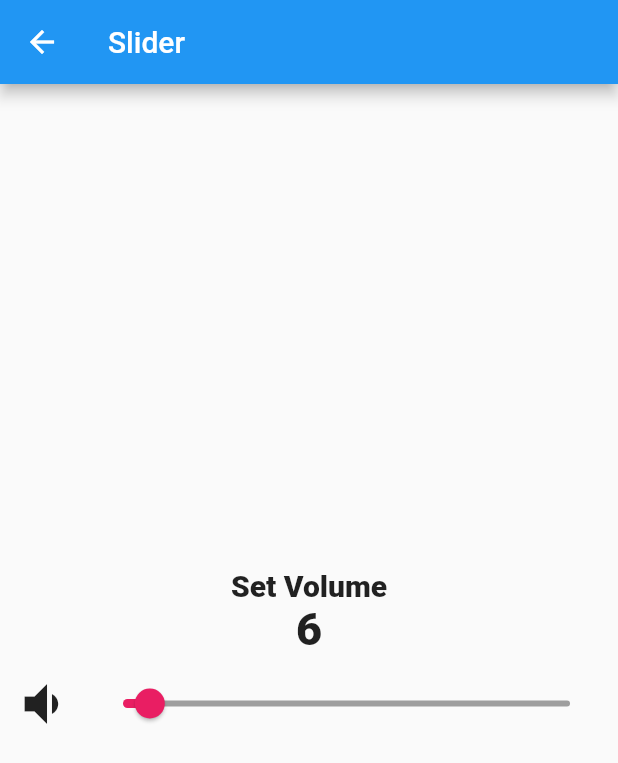
After one commit to Pranav2918/Gestures-Widgets, a Flutter app: the screen it shows after launch, after a tap on "Slider", on a phone screen of 412 x 824 dp. The commit adds this screen. Shown: the top 763 px of the screen. Run offline on Flutter 3.47's test engine with Material 2 defaults, Android fonts, the phone set to English and light mode, and no system bars.

Commit message:
add slider

```diff
--- a/lib/screens/mainScreen.dart
+++ b/lib/screens/mainScreen.dart
@@ -2,11 +2,13 @@ import 'package:flutter/material.dart';
 import 'package:task1/screens/drag.dart';
 import 'package:task1/screens/rotation.dart';
 import 'package:task1/screens/scale.dart';
+import 'package:task1/screens/slider.dart';
 
 class MainScreen extends StatelessWidget {
   @override
   Widget build(BuildContext context) {
     return Scaffold(
+        appBar: AppBar(title: Text('Gestures and Widgets')),
         body: Column(
           mainAxisAlignment: MainAxisAlignment.center,
           children: [
@@ -36,7 +38,16 @@ class MainScreen extends StatelessWidget {
                         builder: (context) => RotatingBox(),
                       ));
                 },
-            child: Center(child: Text('Rotating Box')))
+                child: Center(child: Text('Rotating Box'))),
+            TextButton(
+                onPressed: () {
+                  Navigator.push(
+                      context,
+                      MaterialPageRoute(
+                        builder: (context) => VolumeSlider(),
+                      ));
+                },
+                child: Center(child: Text('Slider')))
           ],
         ));
   }
--- /dev/null
+++ b/lib/screens/slider.dart
@@ -0,0 +1,49 @@
+import 'package:flutter/material.dart';
+
+class VolumeSlider extends StatefulWidget {
+  @override
+  _VolumeSliderState createState() => _VolumeSliderState();
+}
+
+class _VolumeSliderState extends State<VolumeSlider> {
+  int _value = 6;
+  @override
+  Widget build(BuildContext context) {
+    return Scaffold(
+      appBar: AppBar(title: Text('Slider')),
+      body: Column(
+        mainAxisAlignment: MainAxisAlignment.center,
+        children: [
+          Text('Set Volume',
+              style: TextStyle(fontWeight: FontWeight.w900, fontSize: 20.0)),
+          Text(
+            _value.toString(),
+            style: TextStyle(fontSize: 30.0, fontWeight: FontWeight.w900),
+          ),
+          Padding(
+            padding: const EdgeInsets.all(8.0),
+            child: Center(
+                child: Row(children: [
+              _value >= 50
+                  ? Icon(Icons.volume_up, size: 40)
+                  : Icon(Icons.volume_down, size: 40),
+              SizedBox(width: 10),
+              Expanded(
+                  child: Slider(
+                      min: 0.0,
+                      max: 100.0,
+                      activeColor: Colors.pink,
+                      inactiveColor: Colors.grey,
+                      value: _value.toDouble(),
+                      onChanged: (double newValue) {
+                        setState(() {
+                          _value = newValue.round();
+                        });
+                      }))
+            ])),
+          ),
+        ],
+      ),
+    );
+  }
+}
```
Lines whose indentation alone changed are shown as unchanged.
